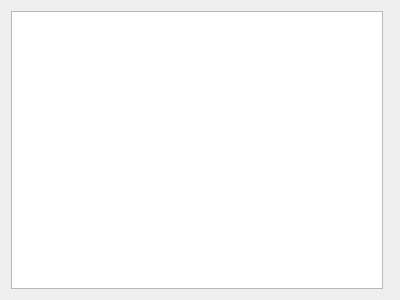
Before: the Qt Designer form krita/ui/forms/wdggenerators.ui in KDE/krita, drawn with Qt 5.
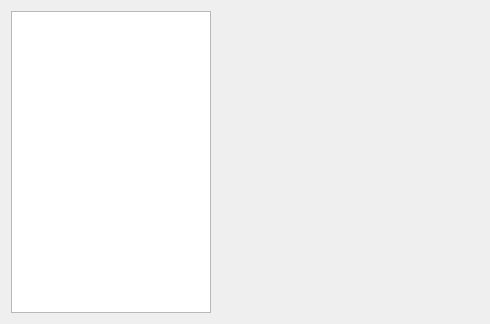
After: the same form once the commit is applied.

The edit to the form file:
```diff
--- a/krita/ui/forms/wdggenerators.ui
+++ b/krita/ui/forms/wdggenerators.ui
@@ -5,8 +5,8 @@
    <rect>
     <x>0</x>
     <y>0</y>
-    <width>400</width>
-    <height>300</height>
+    <width>490</width>
+    <height>324</height>
    </rect>
   </property>
   <property name="windowTitle" >
@@ -14,10 +14,36 @@
   </property>
   <layout class="QGridLayout" name="gridLayout" >
    <item row="0" column="0" >
-    <widget class="QListWidget" name="lstGenerators" />
+    <widget class="QListWidget" name="lstGenerators" >
+     <property name="sizePolicy" >
+      <sizepolicy vsizetype="Preferred" hsizetype="Preferred" >
+       <horstretch>0</horstretch>
+       <verstretch>0</verstretch>
+      </sizepolicy>
+     </property>
+     <property name="minimumSize" >
+      <size>
+       <width>200</width>
+       <height>0</height>
+      </size>
+     </property>
+     <property name="maximumSize" >
+      <size>
+       <width>200</width>
+       <height>16777215</height>
+      </size>
+     </property>
+    </widget>
    </item>
    <item row="0" column="1" >
-    <widget class="QWidget" native="1" name="centralWidgetHolder" />
+    <widget class="QWidget" native="1" name="centralWidgetHolder" >
+     <property name="sizePolicy" >
+      <sizepolicy vsizetype="Expanding" hsizetype="Expanding" >
+       <horstretch>6</horstretch>
+       <verstretch>0</verstretch>
+      </sizepolicy>
+     </property>
+    </widget>
    </item>
   </layout>
  </widget>
```
